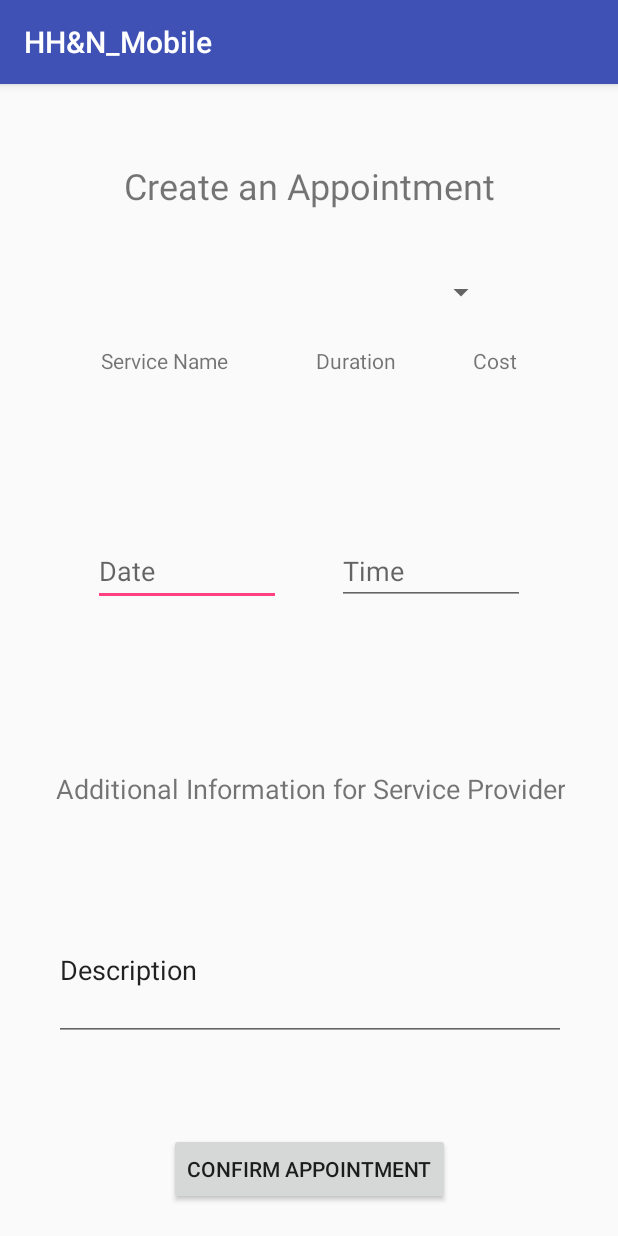
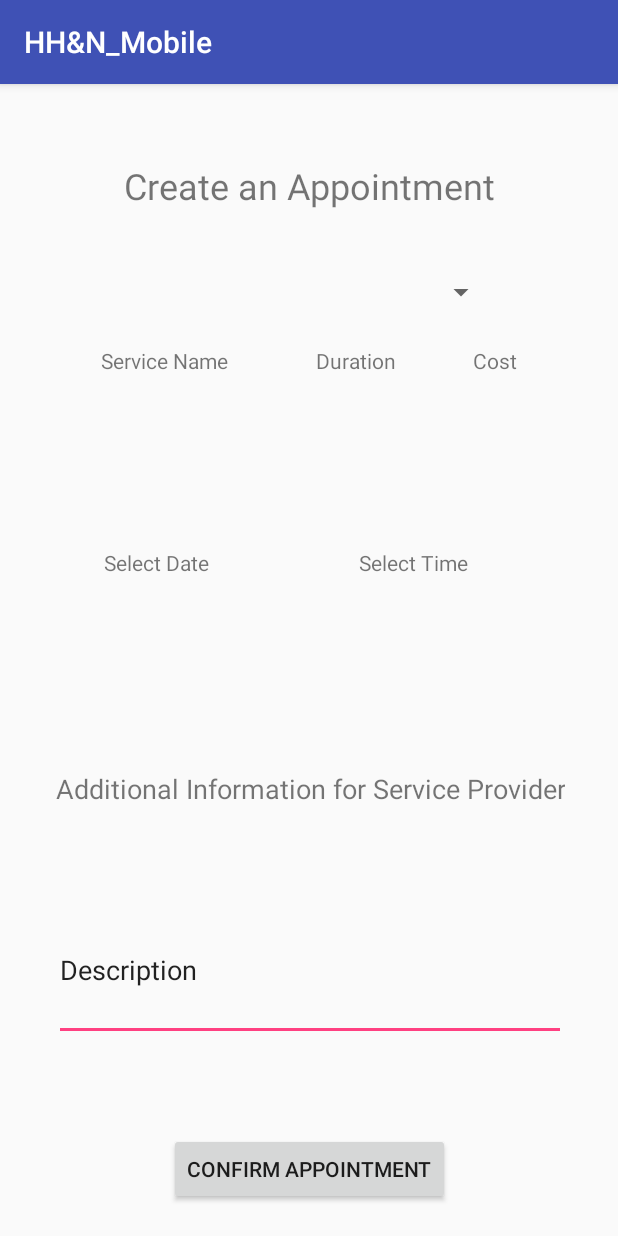
Before and after one commit to drhansen000/hhn, an Android app: the CreateAppointmentActivity screen opened directly, with no data from a screen before it, on a phone screen of 412 x 824 dp. Run offline under Robolectric (Android 15) with nearby library versions, the phone set to English and light mode, and no system bars; our stand-ins replace Firebase (no records; nobody signed in at launch, a user with empty details on screens opened directly).

Commit message:
changed date input to datePickerDialog and time input to timePickerDialog. the code's messy, but they work. I'll clean it up tomorrow

```diff
--- a/app/src/main/java/project/hhn_mobile/CreateAppointmentActivity.java
+++ b/app/src/main/java/project/hhn_mobile/CreateAppointmentActivity.java
@@ -1,8 +1,12 @@
 package project.hhn_mobile;
 
+import android.app.DatePickerDialog;
+import android.app.TimePickerDialog;
 import android.content.Context;
 import android.content.Intent;
 import android.content.SharedPreferences;
+import android.graphics.Color;
+import android.graphics.drawable.ColorDrawable;
 import android.preference.PreferenceManager;
 import android.support.v7.app.AppCompatActivity;
 import android.os.Bundle;
@@ -10,8 +14,11 @@ import android.util.Log;
 import android.view.View;
 import android.widget.AdapterView;
 import android.widget.ArrayAdapter;
+import android.widget.DatePicker;
 import android.widget.EditText;
 import android.widget.Spinner;
+import android.widget.TextView;
+import android.widget.TimePicker;
 import android.widget.Toast;
 
 import com.google.firebase.auth.FirebaseAuth;
@@ -23,18 +30,18 @@ import com.google.firebase.database.FirebaseDatabase;
 import com.google.firebase.database.ValueEventListener;
 
 import java.util.ArrayList;
+import java.util.Calendar;
 import java.util.List;
-import java.util.Map;
-import java.util.TreeMap;
 
 public class CreateAppointmentActivity extends AppCompatActivity implements AdapterView.OnItemSelectedListener{
-
     FirebaseDatabase database = FirebaseDatabase.getInstance();
     DatabaseReference myRef;
     Context context;
+    private DatePickerDialog.OnDateSetListener onDateSetListener;
+    private TimePickerDialog.OnTimeSetListener onTimeSetListener;
 
-    EditText editText4;
-    EditText editText11;
+    private TextView displayDate;
+    private TextView displayTime;
     EditText editText6;
     Spinner spinner;
 
@@ -50,14 +57,71 @@ public class CreateAppointmentActivity extends AppCompatActivity implements Adap
         super.onCreate(savedInstanceState);
         setContentView(R.layout.activity_create_appointment);
 
+        displayTime = (TextView) findViewById(R.id.timeView);
+        displayTime.setOnClickListener(new View.OnClickListener() {
+            @Override
+            public void onClick(View view) {
+                Calendar c = Calendar.getInstance();
+                int hour = c.get(Calendar.HOUR_OF_DAY);
+                int minute = c.get(Calendar.MINUTE);
+                TimePickerDialog timeDialog = new TimePickerDialog(
+                        CreateAppointmentActivity.this,
+                        onTimeSetListener,
+                        hour, minute,
+                        false);
+                timeDialog.show();
+            }
+        });
+        onTimeSetListener = new TimePickerDialog.OnTimeSetListener() {
+            @Override
+            public void onTimeSet(TimePicker timePicker, int hour, int minute) {
+                String appTime = hour + ":" + minute;
+                displayTime.setText(appTime);
+            }
+        };
+
+        displayDate = findViewById(R.id.dateView);
+        displayDate.setOnClickListener(new View.OnClickListener () {
+            @Override
+            public void onClick(View view) {
+                Calendar cal = Calendar.getInstance();
+                int year     = cal.get(Calendar.YEAR);
+                int month    = cal.get(Calendar.MONTH);
+                int day      = cal.get(Calendar.DAY_OF_MONTH);
+
+                //set up DatePickerDialog context, theme, and information
+                DatePickerDialog dateDialog = new DatePickerDialog(
+                        CreateAppointmentActivity.this,
+                        android.R.style.Theme_Holo_Dialog_MinWidth,
+                        onDateSetListener,
+                        year, month, day);
+
+                //make background transparent
+                dateDialog.getWindow().setBackgroundDrawable(new ColorDrawable(Color.TRANSPARENT));
+
+                dateDialog.show();
+            }
+        });
+        onDateSetListener = new DatePickerDialog.OnDateSetListener() {
+            @Override
+            public void onDateSet(DatePicker datePicker, int year, int month, int day) {
+                //because they count January as 0
+                month += 1;
+
+                //set textview to date selected
+                String date = year + "-" + month + "-" + day;
+                displayDate.setText(date);
+            }
+        };
+
         // Get the list size that was sent from the FutureAppointmentActivity so that we know the number of
         //   appointments. This allows us to create an appointment in the next available spot in the database.
         Intent intent = getIntent();
         appointmentListSize = intent.getIntExtra(FutureAppointmentsActivity.LIST_SIZE_MESSAGE, 0);
         Log.d("Appointment list size", Long.toString(appointmentListSize));
 
-        editText4 = findViewById(R.id.editText4);
-        editText11 = findViewById(R.id.editText11);
+//        datePicker = findViewById(R.id.datePicker);
+//        textClock = findViewById(R.id.textClock);
         editText6 = findViewById(R.id.editText6);
 
         spinner = findViewById(R.id.spinner);
@@ -158,8 +222,8 @@ public class CreateAppointmentActivity extends AppCompatActivity implements Adap
 
         // Each piece of data is written to the database, it has to be done separately to my knowledge.
         myServiceRef.setValue(service);
-        myDateRef.setValue(editText4.getText().toString());
-        myTimeRef.setValue(editText11.getText().toString());
+        myDateRef.setValue(displayDate.getText().toString());
+        myTimeRef.setValue(displayTime.getText().toString());
         myInfoRef.setValue(editText6.getText().toString());
         myCancelRef.setValue("No");
 
--- a/app/src/main/res/layout/activity_create_appointment.xml
+++ b/app/src/main/res/layout/activity_create_appointment.xml
@@ -70,23 +70,6 @@
         app:layout_constraintTop_toBottomOf="@+id/spinner" />
 
     <EditText
-        android:id="@+id/editText4"
-        android:layout_width="125dp"
-        android:layout_height="46dp"
-        android:layout_marginBottom="8dp"
-        android:layout_marginStart="24dp"
-        android:layout_marginTop="8dp"
-        android:ems="10"
-        android:hint="@string/date"
-        android:inputType="date"
-        app:layout_constraintBottom_toBottomOf="parent"
-        app:layout_constraintEnd_toStartOf="@+id/editText11"
-        app:layout_constraintHorizontal_bias="0.5"
-        app:layout_constraintStart_toStartOf="parent"
-        app:layout_constraintTop_toTopOf="parent"
-        app:layout_constraintVertical_bias="0.416" />
-
-    <EditText
         android:id="@+id/editText6"
         android:layout_width="341dp"
         android:layout_height="94dp"
@@ -115,23 +98,6 @@
         app:layout_constraintTop_toTopOf="parent"
         app:layout_constraintVertical_bias="0.615" />
 
-    <EditText
-        android:id="@+id/editText11"
-        android:layout_width="125dp"
-        android:layout_height="wrap_content"
-        android:layout_marginBottom="8dp"
-        android:layout_marginEnd="24dp"
-        android:layout_marginTop="8dp"
-        android:ems="10"
-        android:hint="@string/time"
-        android:inputType="time"
-        app:layout_constraintBottom_toBottomOf="parent"
-        app:layout_constraintEnd_toEndOf="parent"
-        app:layout_constraintHorizontal_bias="0.5"
-        app:layout_constraintStart_toEndOf="@+id/editText4"
-        app:layout_constraintTop_toTopOf="parent"
-        app:layout_constraintVertical_bias="0.416" />
-
     <Button
         android:id="@+id/button5"
         android:layout_width="wrap_content"
@@ -147,4 +113,30 @@
         app:layout_constraintTop_toTopOf="parent"
         app:layout_constraintVertical_bias="0.982" />
 
+    <TextView
+        android:id="@+id/dateView"
+        android:layout_width="wrap_content"
+        android:layout_height="wrap_content"
+        android:layout_marginBottom="71dp"
+        android:layout_marginStart="69dp"
+        android:layout_marginTop="57dp"
+        android:text="Select Date"
+        app:layout_constraintBottom_toTopOf="@+id/textView10"
+        app:layout_constraintStart_toStartOf="parent"
+        app:layout_constraintTop_toBottomOf="@+id/textView6" />
+
+    <TextView
+        android:id="@+id/timeView"
+        android:layout_width="wrap_content"
+        android:layout_height="21dp"
+        android:layout_marginBottom="69dp"
+        android:layout_marginEnd="8dp"
+        android:layout_marginStart="8dp"
+        android:layout_marginTop="57dp"
+        android:text="Select Time"
+        app:layout_constraintBottom_toTopOf="@+id/textView10"
+        app:layout_constraintEnd_toEndOf="parent"
+        app:layout_constraintStart_toEndOf="@+id/dateView"
+        app:layout_constraintTop_toBottomOf="@+id/textView7" />
+
 </android.support.constraint.ConstraintLayout>
```
